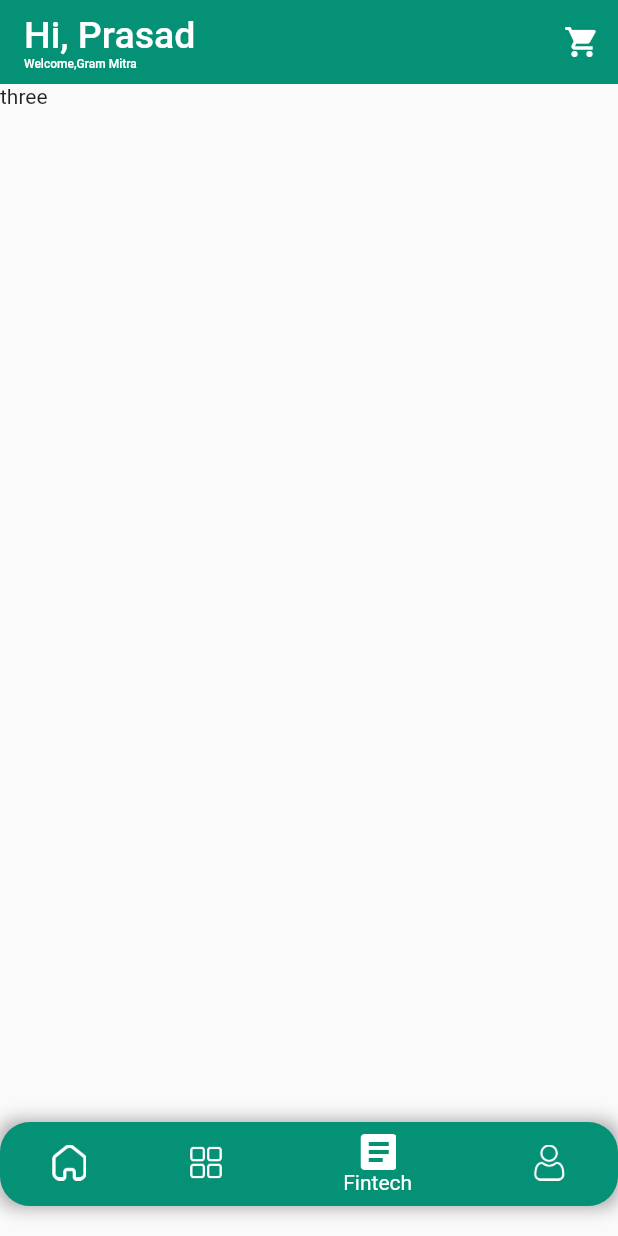
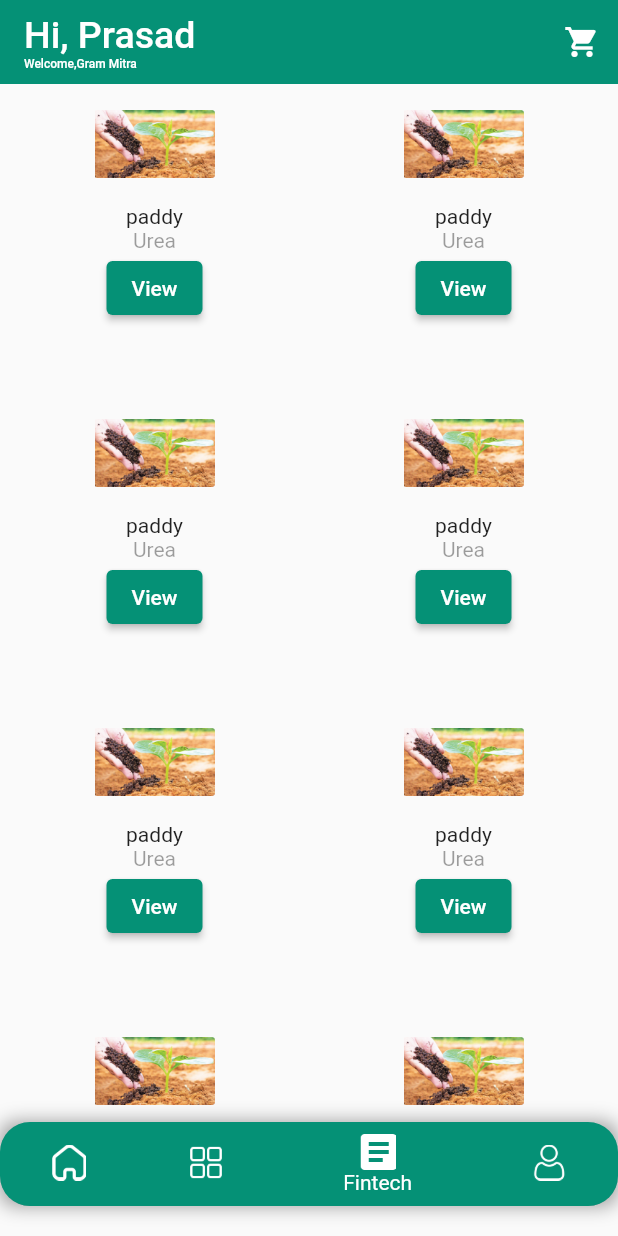
Before and after one commit to jayaprasad356/sg_flutter, a Flutter app: the home screen opened directly, item 3 of the bottom bar chosen, on a phone screen of 412 x 824 dp. Run offline on Flutter 3.47's test engine with Material 2 defaults, Android fonts, the light colour scheme and no system bars.

Commit message:
implemented product screen

```diff
--- a/lib/home.dart
+++ b/lib/home.dart
@@ -1,6 +1,5 @@
 import 'package:flutter/cupertino.dart';
 import 'package:flutter/material.dart';
-import 'package:smart_gram/registration.dart';
 
 class home extends StatefulWidget {
   const home({Key? key}) : super(key: key);
@@ -19,7 +18,7 @@ class _homeState extends State<home> {
             Expanded(
                 flex: 1,
                 child: Container(
-                  color: Color(0xFF059176),
+                  color: const Color(0xFF059176),
                 )),
             Expanded(flex: 6, child: Container(color: Colors.white))
           ]),
@@ -62,7 +61,7 @@ class _homeState extends State<home> {
                         onPageChanged: (page) {},
                         itemBuilder: (context, pagePosition) {
                           return Container(
-                            margin: EdgeInsets.all(10),
+                            margin: const EdgeInsets.all(10),
                             child: Image.asset("assets/images/home_image.png"),
                           );
                         }),
@@ -101,7 +100,7 @@ class _homeState extends State<home> {
                                 children: [
                                   Image.asset("assets/images/home_image.png",
                                       height: 80),
-                                  Text("paddy")
+                                  const Text("paddy")
                                 ],
                               ),
                             ),
@@ -149,7 +148,7 @@ class _homeState extends State<home> {
                       ],
                     ),
                     Container(
-                      margin: EdgeInsets.only(left: 20),
+                      margin: const EdgeInsets.only(left: 20),
                       child: Column(
                         mainAxisAlignment: MainAxisAlignment.spaceAround,
                         crossAxisAlignment: CrossAxisAlignment.start,
@@ -189,14 +188,47 @@ class _homeState extends State<home> {
         },
       ),
     ),
-    Text("three"),
-    Text("four")
+    SizedBox(
+      child: GridView.count(
+        crossAxisCount: 2,
+        children: List.generate(
+          20,
+          (index) => Container(
+            child: Column(
+              crossAxisAlignment: CrossAxisAlignment.center,
+              children: [
+                SizedBox(
+                    height: 80,
+                    width: 80,
+                    child: Container(
+                      width: 60,
+                      height: 80,
+                      decoration: const BoxDecoration(
+                        image: DecorationImage(
+                            image: AssetImage(
+                                "assets/images/home_image.png"),
+                            ),
+                      ),
+                    )),
+                const Text("paddy",),
+                const Text("Urea",style: TextStyle(color: Colors.black38),),
+                ElevatedButton(onPressed: (){},style:    ButtonStyle(
+                  backgroundColor:
+                  MaterialStateProperty.all<Color>(
+                       Color(0xFF059176)),
+                ), child: const Text("View"),)
+              ],
+            ),
+          ),
+        ),
+      ),
+    ),
+    const Text("four")
   ];
 
+  static get items => null;
+
   void _onItemTapped(int index) {
-    // if (index == 1) {
-    //
-    // }
     setState(() {
       _selctedIndex = index;
     });
@@ -227,7 +259,7 @@ class _homeState extends State<home> {
           automaticallyImplyLeading: false,
           backgroundColor: const Color(0xFF059176),
           actions: <Widget>[
-            IconButton(icon: Icon(Icons.shopping_cart), onPressed: () {}),
+            IconButton(icon: const Icon(Icons.shopping_cart), onPressed: () {}),
           ],
         ),
         body: screens[_selctedIndex],
```
